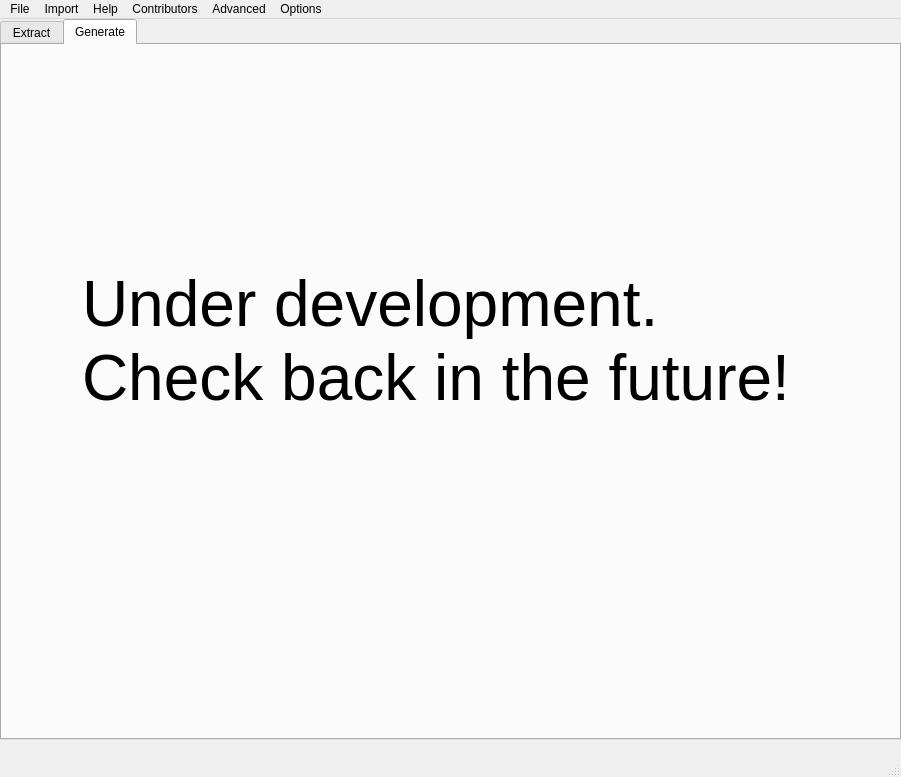
Above: src/gui/app.ui from MeguminBOT/TextureAtlas-to-GIF-and-Frames before the change. Below: the same form after it.
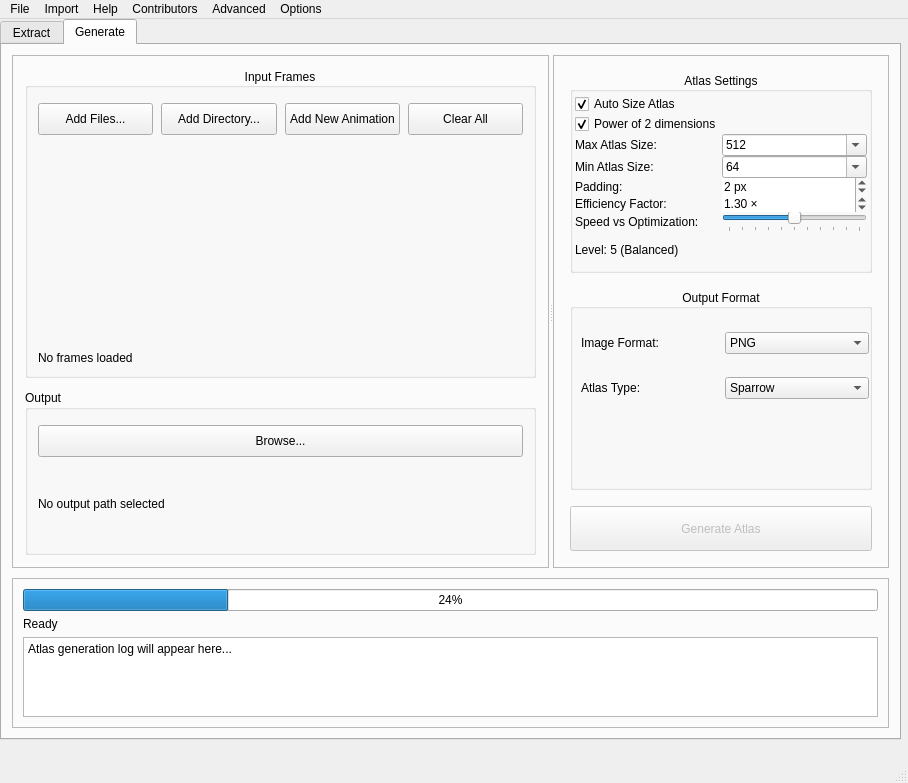
That is the form after the change. The open tabs and pages were chosen to show the change.

Commit message: Various fixes to the UI, mainly the "Generate" tab.

Diff of the .ui file:
```diff
--- a/src/gui/app.ui
+++ b/src/gui/app.ui
@@ -6,8 +6,8 @@
             <rect>
                 <x>0</x>
                 <y>0</y>
-                <width>901</width>
-                <height>777</height>
+    <width>908</width>
+    <height>783</height>
             </rect>
         </property>
         <property name="unifiedTitleAndToolBarOnMac">
@@ -1016,30 +1016,642 @@
                     <attribute name="title">
                         <string>Generate</string>
                     </attribute>
-                    <widget class="QLabel" name="label">
-                        <property name="geometry">
-                            <rect>
-                                <x>80</x>
-                                <y>170</y>
-                                <width>741</width>
-                                <height>251</height>
-                            </rect>
-                        </property>
-                        <property name="font">
-                            <font>
-                                <pointsize>48</pointsize>
-                            </font>
-                        </property>
+     <layout class="QVBoxLayout" name="main_layout">
+      <property name="spacing">
+       <number>10</number>
+      </property>
+      <property name="leftMargin">
+       <number>10</number>
+      </property>
+      <property name="topMargin">
+       <number>10</number>
+      </property>
+      <property name="rightMargin">
+       <number>10</number>
+      </property>
+      <property name="bottomMargin">
+       <number>10</number>
+      </property>
+      <item>
+       <widget class="QSplitter" name="main_splitter">
+        <property name="orientation">
+         <enum>Qt::Orientation::Horizontal</enum>
+        </property>
+        <widget class="QFrame" name="file_panel">
+         <property name="frameShape">
+          <enum>QFrame::Shape::StyledPanel</enum>
+         </property>
+         <property name="frameShadow">
+          <enum>QFrame::Shadow::Raised</enum>
+         </property>
+         <layout class="QVBoxLayout" name="file_panel_layout">
+          <property name="spacing">
+           <number>12</number>
+          </property>
+          <property name="leftMargin">
+           <number>12</number>
+          </property>
+          <property name="topMargin">
+           <number>12</number>
+          </property>
+          <property name="rightMargin">
+           <number>12</number>
+          </property>
+          <property name="bottomMargin">
+           <number>12</number>
+          </property>
+          <item>
+           <widget class="QGroupBox" name="input_group">
+            <property name="title">
+             <string>Input Frames</string>
+            </property>
+            <property name="alignment">
+             <set>Qt::AlignmentFlag::AlignCenter</set>
+            </property>
+            <property name="flat">
+             <bool>true</bool>
+            </property>
+            <layout class="QVBoxLayout" name="input_layout">
+             <property name="spacing">
+              <number>8</number>
+             </property>
+             <property name="leftMargin">
+              <number>10</number>
+             </property>
+             <property name="topMargin">
+              <number>15</number>
+             </property>
+             <property name="rightMargin">
+              <number>10</number>
+             </property>
+             <property name="bottomMargin">
+              <number>10</number>
+             </property>
+             <item>
+              <layout class="QHBoxLayout" name="buttons_layout">
+               <property name="spacing">
+                <number>8</number>
+               </property>
+               <item>
+                <widget class="QPushButton" name="add_files_button">
+                 <property name="minimumSize">
+                  <size>
+                   <width>0</width>
+                   <height>32</height>
+                  </size>
+                 </property>
                         <property name="text">
-                            <string>Under development. Check back in the future!</string>
-                        </property>
-                        <property name="scaledContents">
+                  <string>Add Files...</string>
+                 </property>
+                 <property name="flat">
                             <bool>false</bool>
                         </property>
-                        <property name="wordWrap">
+                </widget>
+               </item>
+               <item>
+                <widget class="QPushButton" name="add_directory_button">
+                 <property name="minimumSize">
+                  <size>
+                   <width>0</width>
+                   <height>32</height>
+                  </size>
+                 </property>
+                 <property name="text">
+                  <string>Add Directory...</string>
+                 </property>
+                </widget>
+               </item>
+               <item>
+                <widget class="QPushButton" name="add_animation_button">
+                 <property name="minimumSize">
+                  <size>
+                   <width>0</width>
+                   <height>32</height>
+                  </size>
+                 </property>
+                 <property name="text">
+                  <string>Add New Animation</string>
+                 </property>
+                </widget>
+               </item>
+               <item>
+                <widget class="QPushButton" name="clear_frames_button">
+                 <property name="minimumSize">
+                  <size>
+                   <width>0</width>
+                   <height>32</height>
+                  </size>
+                 </property>
+                 <property name="text">
+                  <string>Clear All</string>
+                 </property>
+                </widget>
+               </item>
+              </layout>
+             </item>
+             <item>
+              <widget class="QWidget" name="animation_tree_placeholder" native="true">
+               <property name="minimumSize">
+                <size>
+                 <width>0</width>
+                 <height>200</height>
+                </size>
+               </property>
+              </widget>
+             </item>
+             <item>
+              <widget class="QLabel" name="frame_info_label">
+               <property name="text">
+                <string>No frames loaded</string>
+               </property>
+              </widget>
+             </item>
+            </layout>
+           </widget>
+          </item>
+          <item>
+           <widget class="QGroupBox" name="output_group">
+            <property name="title">
+             <string>Output</string>
+            </property>
+            <layout class="QVBoxLayout" name="output_layout">
+             <property name="spacing">
+              <number>8</number>
+             </property>
+             <property name="leftMargin">
+              <number>10</number>
+             </property>
+             <property name="topMargin">
+              <number>15</number>
+             </property>
+             <property name="rightMargin">
+              <number>10</number>
+             </property>
+             <property name="bottomMargin">
+              <number>10</number>
+             </property>
+             <item>
+              <widget class="QPushButton" name="output_path_button">
+               <property name="minimumSize">
+                <size>
+                 <width>0</width>
+                 <height>32</height>
+                </size>
+               </property>
+               <property name="text">
+                <string>Browse...</string>
+               </property>
+              </widget>
+             </item>
+             <item>
+              <layout class="QHBoxLayout" name="output_path_layout">
+               <property name="spacing">
+                <number>8</number>
+               </property>
+               <item>
+                <widget class="QLabel" name="output_path_label">
+                 <property name="text">
+                  <string>No output path selected</string>
+                 </property>
+                </widget>
+               </item>
+              </layout>
+             </item>
+            </layout>
+           </widget>
+          </item>
+         </layout>
+        </widget>
+        <widget class="QFrame" name="settings_panel">
+         <property name="frameShape">
+          <enum>QFrame::Shape::StyledPanel</enum>
+         </property>
+         <property name="frameShadow">
+          <enum>QFrame::Shadow::Raised</enum>
+         </property>
+         <layout class="QVBoxLayout" name="settings_panel_layout">
+          <property name="spacing">
+           <number>16</number>
+          </property>
+          <property name="leftMargin">
+           <number>16</number>
+          </property>
+          <property name="topMargin">
+           <number>16</number>
+          </property>
+          <property name="rightMargin">
+           <number>16</number>
+          </property>
+          <property name="bottomMargin">
+           <number>16</number>
+          </property>
+          <item>
+           <widget class="QGroupBox" name="atlas_group">
+            <property name="title">
+             <string>Atlas Settings</string>
+            </property>
+            <property name="alignment">
+             <set>Qt::AlignmentFlag::AlignCenter</set>
+            </property>
+            <property name="flat">
                             <bool>true</bool>
                         </property>
-                    </widget>
+            <layout class="QGridLayout" name="atlas_layout">
+             <property name="sizeConstraint">
+              <enum>QLayout::SizeConstraint::SetNoConstraint</enum>
+             </property>
+             <property name="leftMargin">
+              <number>2</number>
+             </property>
+             <property name="topMargin">
+              <number>2</number>
+             </property>
+             <property name="rightMargin">
+              <number>2</number>
+             </property>
+             <property name="bottomMargin">
+              <number>2</number>
+             </property>
+             <property name="spacing">
+              <number>0</number>
+             </property>
+             <item row="7" column="1">
+              <widget class="QSlider" name="speed_optimization_slider">
+               <property name="minimum">
+                <number>0</number>
+               </property>
+               <property name="maximum">
+                <number>10</number>
+               </property>
+               <property name="value">
+                <number>5</number>
+               </property>
+               <property name="orientation">
+                <enum>Qt::Orientation::Horizontal</enum>
+               </property>
+               <property name="tickPosition">
+                <enum>QSlider::TickPosition::TicksBelow</enum>
+               </property>
+               <property name="tickInterval">
+                <number>1</number>
+               </property>
+              </widget>
+             </item>
+             <item row="9" column="0" colspan="2">
+              <widget class="QLabel" name="speed_opt_value_label">
+               <property name="text">
+                <string>Level: 5 (Balanced)</string>
+               </property>
+              </widget>
+             </item>
+             <item row="0" column="0" colspan="2">
+              <widget class="QCheckBox" name="auto_size_check">
+               <property name="text">
+                <string>Auto Size Atlas</string>
+               </property>
+               <property name="checked">
+                <bool>true</bool>
+               </property>
+              </widget>
+             </item>
+             <item row="4" column="0">
+              <widget class="QLabel" name="padding_label">
+               <property name="text">
+                <string>Padding:</string>
+               </property>
+              </widget>
+             </item>
+             <item row="2" column="1">
+              <widget class="QComboBox" name="max_size_combo">
+               <property name="inputMethodHints">
+                <set>Qt::InputMethodHint::ImhDigitsOnly|Qt::InputMethodHint::ImhEmailCharactersOnly</set>
+               </property>
+               <property name="editable">
+                <bool>true</bool>
+               </property>
+               <item>
+                <property name="text">
+                 <string>512</string>
+                </property>
+               </item>
+               <item>
+                <property name="text">
+                 <string>1024</string>
+                </property>
+               </item>
+               <item>
+                <property name="text">
+                 <string>2048</string>
+                </property>
+               </item>
+               <item>
+                <property name="text">
+                 <string>4096</string>
+                </property>
+               </item>
+               <item>
+                <property name="text">
+                 <string>8192</string>
+                </property>
+               </item>
+              </widget>
+             </item>
+             <item row="6" column="0">
+              <widget class="QLabel" name="efficiency_label">
+               <property name="text">
+                <string>Efficiency Factor:</string>
+               </property>
+              </widget>
+             </item>
+             <item row="6" column="1">
+              <widget class="QDoubleSpinBox" name="efficiency_spin">
+               <property name="statusTip">
+                <string notr="true"/>
+               </property>
+               <property name="frame">
+                <bool>false</bool>
+               </property>
+               <property name="alignment">
+                <set>Qt::AlignmentFlag::AlignLeading|Qt::AlignmentFlag::AlignLeft|Qt::AlignmentFlag::AlignVCenter</set>
+               </property>
+               <property name="showGroupSeparator" stdset="0">
+                <bool>false</bool>
+               </property>
+               <property name="suffix">
+                <string> ×</string>
+               </property>
+               <property name="minimum">
+                <double>1.000000000000000</double>
+               </property>
+               <property name="maximum">
+                <double>3.000000000000000</double>
+               </property>
+               <property name="singleStep">
+                <double>0.100000000000000</double>
+               </property>
+               <property name="value">
+                <double>1.300000000000000</double>
+               </property>
+              </widget>
+             </item>
+             <item row="3" column="0">
+              <widget class="QLabel" name="min_size_label">
+               <property name="text">
+                <string>Min Atlas Size:</string>
+               </property>
+              </widget>
+             </item>
+             <item row="2" column="0">
+              <widget class="QLabel" name="max_size_label">
+               <property name="text">
+                <string>Max Atlas Size:</string>
+               </property>
+              </widget>
+             </item>
+             <item row="1" column="0">
+              <widget class="QCheckBox" name="power_of_2_check">
+               <property name="text">
+                <string>Power of 2 dimensions</string>
+               </property>
+               <property name="checked">
+                <bool>true</bool>
+               </property>
+              </widget>
+             </item>
+             <item row="3" column="1">
+              <widget class="QComboBox" name="min_size_combo">
+               <property name="inputMethodHints">
+                <set>Qt::InputMethodHint::ImhDigitsOnly</set>
+               </property>
+               <property name="editable">
+                <bool>true</bool>
+               </property>
+               <property name="currentText">
+                <string>64</string>
+               </property>
+               <property name="sizeAdjustPolicy">
+                <enum>QComboBox::SizeAdjustPolicy::AdjustToContents</enum>
+               </property>
+               <property name="frame">
+                <bool>true</bool>
+               </property>
+               <item>
+                <property name="text">
+                 <string>64</string>
+                </property>
+               </item>
+               <item>
+                <property name="text">
+                 <string>128</string>
+                </property>
+               </item>
+               <item>
+                <property name="text">
+                 <string>256</string>
+                </property>
+               </item>
+               <item>
+                <property name="text">
+                 <string>512</string>
+                </property>
+               </item>
+               <item>
+                <property name="text">
+                 <string>1024</string>
+                </property>
+               </item>
+              </widget>
+             </item>
+             <item row="4" column="1">
+              <widget class="QSpinBox" name="padding_spin">
+               <property name="statusTip">
+                <string notr="true"/>
+               </property>
+               <property name="frame">
+                <bool>false</bool>
+               </property>
+               <property name="alignment">
+                <set>Qt::AlignmentFlag::AlignLeading|Qt::AlignmentFlag::AlignLeft|Qt::AlignmentFlag::AlignVCenter</set>
+               </property>
+               <property name="suffix">
+                <string> px</string>
+               </property>
+               <property name="maximum">
+                <number>32</number>
+               </property>
+               <property name="value">
+                <number>2</number>
+               </property>
+              </widget>
+             </item>
+             <item row="7" column="0">
+              <widget class="QLabel" name="speed_opt_label">
+               <property name="text">
+                <string>Speed vs Optimization:</string>
+               </property>
+              </widget>
+             </item>
+            </layout>
+           </widget>
+          </item>
+          <item>
+           <widget class="QGroupBox" name="format_group">
+            <property name="title">
+             <string>Output Format</string>
+            </property>
+            <property name="alignment">
+             <set>Qt::AlignmentFlag::AlignCenter</set>
+            </property>
+            <property name="flat">
+             <bool>true</bool>
+            </property>
+            <layout class="QGridLayout" name="format_layout">
+             <property name="leftMargin">
+              <number>8</number>
+             </property>
+             <property name="topMargin">
+              <number>0</number>
+             </property>
+             <property name="rightMargin">
+              <number>0</number>
+             </property>
+             <property name="bottomMargin">
+              <number>64</number>
+             </property>
+             <property name="spacing">
+              <number>0</number>
+             </property>
+             <item row="0" column="1">
+              <widget class="QComboBox" name="image_format_combo">
+               <item>
+                <property name="text">
+                 <string>PNG</string>
+                </property>
+               </item>
+               <item>
+                <property name="text">
+                 <string>JPEG</string>
+                </property>
+               </item>
+              </widget>
+             </item>
+             <item row="0" column="0">
+              <widget class="QLabel" name="image_format_label">
+               <property name="text">
+                <string>Image Format:</string>
+               </property>
+              </widget>
+             </item>
+             <item row="1" column="0">
+              <widget class="QLabel" name="atlas_type_label">
+               <property name="text">
+                <string>Atlas Type:</string>
+               </property>
+              </widget>
+             </item>
+             <item row="1" column="1">
+              <widget class="QComboBox" name="atlas_type_combo">
+               <item>
+                <property name="text">
+                 <string>Sparrow</string>
+                </property>
+               </item>
+              </widget>
+             </item>
+            </layout>
+           </widget>
+          </item>
+          <item>
+           <widget class="QPushButton" name="generate_button">
+            <property name="enabled">
+             <bool>false</bool>
+            </property>
+            <property name="minimumSize">
+             <size>
+              <width>0</width>
+              <height>45</height>
+             </size>
+            </property>
+            <property name="text">
+             <string>Generate Atlas</string>
+            </property>
+           </widget>
+          </item>
+         </layout>
+        </widget>
+       </widget>
+      </item>
+      <item>
+       <widget class="QFrame" name="progress_panel">
+        <property name="maximumSize">
+         <size>
+          <width>16777215</width>
+          <height>150</height>
+         </size>
+        </property>
+        <property name="frameShape">
+         <enum>QFrame::Shape::StyledPanel</enum>
+        </property>
+        <property name="frameShadow">
+         <enum>QFrame::Shadow::Raised</enum>
+        </property>
+        <layout class="QVBoxLayout" name="progress_layout">
+         <property name="spacing">
+          <number>6</number>
+         </property>
+         <property name="leftMargin">
+          <number>10</number>
+         </property>
+         <property name="topMargin">
+          <number>10</number>
+         </property>
+         <property name="rightMargin">
+          <number>10</number>
+         </property>
+         <property name="bottomMargin">
+          <number>10</number>
+         </property>
+         <item>
+          <widget class="QProgressBar" name="progress_bar">
+           <property name="visible">
+            <bool>false</bool>
+           </property>
+           <property name="value">
+            <number>24</number>
+           </property>
+          </widget>
+         </item>
+         <item>
+          <widget class="QLabel" name="status_label">
+           <property name="text">
+            <string>Ready</string>
+           </property>
+          </widget>
+         </item>
+         <item>
+          <widget class="QTextEdit" name="log_text">
+           <property name="maximumSize">
+            <size>
+             <width>16777215</width>
+             <height>80</height>
+            </size>
+           </property>
+           <property name="html">
+            <string>&lt;!DOCTYPE HTML PUBLIC &quot;-//W3C//DTD HTML 4.0//EN&quot; &quot;http://www.w3.org/TR/REC-html40/strict.dtd&quot;&gt;
+&lt;html&gt;&lt;head&gt;&lt;meta name=&quot;qrichtext&quot; content=&quot;1&quot; /&gt;&lt;meta charset=&quot;utf-8&quot; /&gt;&lt;style type=&quot;text/css&quot;&gt;
+p, li { white-space: pre-wrap; }
+hr { height: 1px; border-width: 0; }
+li.unchecked::marker { content: &quot;\2610&quot;; }
+li.checked::marker { content: &quot;\2612&quot;; }
+&lt;/style&gt;&lt;/head&gt;&lt;body style=&quot; font-family:'Segoe UI'; font-size:9pt; font-weight:400; font-style:normal;&quot;&gt;
+&lt;p style=&quot; margin-top:0px; margin-bottom:0px; margin-left:0px; margin-right:0px; -qt-block-indent:0; text-indent:0px;&quot;&gt;Atlas generation log will appear here...&lt;/p&gt;&lt;/body&gt;&lt;/html&gt;</string>
+           </property>
+          </widget>
+         </item>
+        </layout>
+       </widget>
+      </item>
+     </layout>
                 </widget>
             </widget>
         </widget>
@@ -1048,7 +1660,7 @@
                 <rect>
                     <x>0</x>
                     <y>0</y>
-                    <width>901</width>
+     <width>908</width>
                     <height>33</height>
                 </rect>
             </property>
```
Left out of the diff: 2 changed lines with no effect on the pictures. Lines whose indentation alone changed are shown as unchanged. The commit also changes 5 other files.
